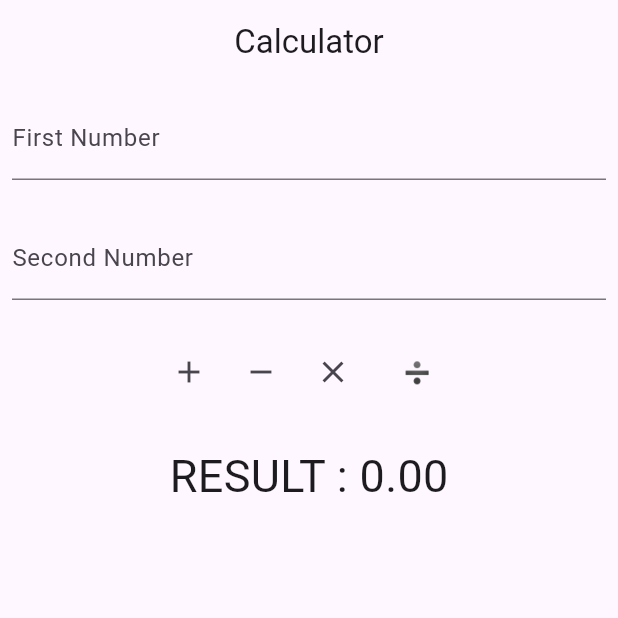
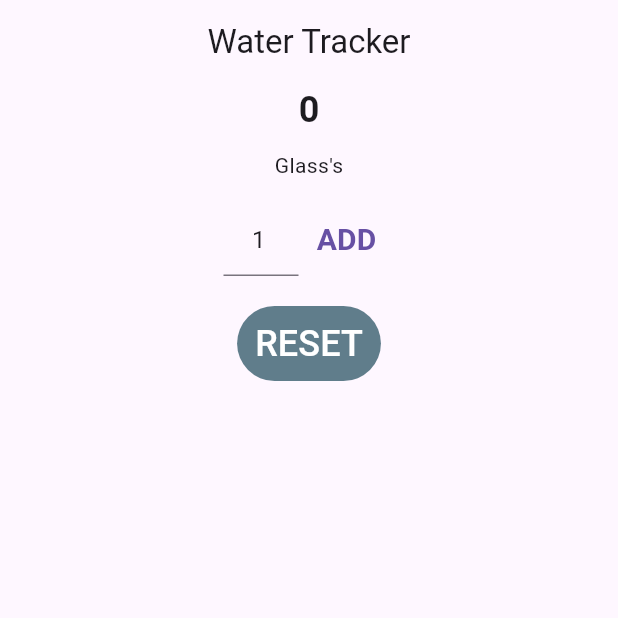
Before and after one commit to farshidalamevan/ostad_flutter_seven_flutter, a Flutter app: the screen it shows after launch, on a phone screen of 412 x 824 dp, the top half of it. Run offline on Flutter 3.47's test engine with Material 3 defaults, Android fonts, the light colour scheme and no system bars.

Commit message:
/// Water Tracker Apps

```diff
--- /dev/null
+++ b/lib/app.dart
@@ -0,0 +1,13 @@
+import 'package:flutter/material.dart';
+import 'package:ostad_flutter_seven_flutter/home_Screen.dart';
+
+class Module13Class1 extends StatelessWidget {
+  const Module13Class1({super.key});
+
+  @override
+  Widget build(BuildContext context) {
+    return MaterialApp(
+      home: HomeScreen(),
+    );
+  }
+}
--- a/lib/homeScreen.dart
+++ /dev/null
@@ -1,130 +0,0 @@
-import 'package:flutter/material.dart';
-
-class HomeScreen extends StatefulWidget {
-  const HomeScreen({super.key});
-
-  @override
-  State<HomeScreen> createState() => _HomeScreenState();
-}
-
-class _HomeScreenState extends State<HomeScreen> {
-  final TextEditingController _firstNumTEController = TextEditingController();
-  final TextEditingController _secondNumTEController = TextEditingController();
-  final GlobalKey<FormState> _formKey = GlobalKey<FormState>();
-
-  double _result = 0;
-
-  @override
-  Widget build(BuildContext context) {
-    return Scaffold(
-      appBar: AppBar(
-        title: const Text('Calculator'),
-        centerTitle: true,
-      ),
-      body: Padding(
-        padding: const EdgeInsets.all(8.0),
-        child: Form(
-          key: _formKey,
-          child: Column(
-            children: [
-              TextFormField(
-                controller: _firstNumTEController,
-                keyboardType: TextInputType.number,
-                decoration: const InputDecoration(
-                  hintText: 'First Number',
-                  labelText: 'First Number',
-                ),
-                validator: (String? value) {
-                  if (value == null || value.isEmpty) {
-                    return 'Enter a value';
-                  }
-                  return null;
-                },
-              ),
-              const SizedBox(height: 24),
-              TextFormField(
-                controller: _secondNumTEController,
-                keyboardType: TextInputType.number,
-                decoration: const InputDecoration(
-                  hintText: 'Second Number',
-                  labelText: 'Second Number',
-                ),
-                validator: (String? value) {
-                  if (value?.isEmpty ?? true) {
-                    /// Another way of Condition
-                    return 'Enter a value';
-                  }
-                  return null;
-                },
-              ),
-              const SizedBox(height: 24),
-              Row(
-                mainAxisAlignment: MainAxisAlignment.center,
-                children: [
-                  IconButton(onPressed: _onTapAdd, icon: const Icon(Icons.add)),
-                  IconButton(
-                      onPressed: _onTapSubtraction,
-                      icon: const Icon(Icons.remove)),
-                  IconButton(
-                      onPressed: _onTapMultiplication,
-                      icon: const Icon(Icons.clear)),
-                  TextButton(onPressed: _onTapDivision, child: const Text('➗')),
-                ],
-              ),
-              const SizedBox(height: 24),
-              Text(
-                'RESULT : ${_result.toStringAsFixed(2)}',
-                style: const TextStyle(fontSize: 30),
-              ),
-            ],
-          ),
-        ),
-      ),
-    );
-  }
-
-  void _onTapAdd() {
-    if (_formKey.currentState!.validate()) {
-      double firstNum = double.tryParse(_firstNumTEController.text) ?? 0;
-      double secondNum = double.tryParse(_secondNumTEController.text) ?? 0;
-      _result = firstNum + secondNum;
-      setState(() {});
-    }
-  }
-
-  void _onTapSubtraction() {
-    if (_formKey.currentState!.validate() == false) {
-      /// Another way of Condition
-      return;
-    }
-    double firstNum = double.tryParse(_firstNumTEController.text) ?? 0;
-    double secondNum = double.tryParse(_secondNumTEController.text) ?? 0;
-    _result = firstNum - secondNum;
-    setState(() {});
-  }
-
-  void _onTapMultiplication() {
-    if (_formKey.currentState!.validate()) {
-      double firstNum = double.tryParse(_firstNumTEController.text) ?? 0;
-      double secondNum = double.tryParse(_secondNumTEController.text) ?? 0;
-      _result = firstNum * secondNum;
-      setState(() {});
-    }
-  }
-
-  void _onTapDivision() {
-    if (_formKey.currentState!.validate()) {
-      double firstNum = double.tryParse(_firstNumTEController.text) ?? 0;
-      double secondNum = double.tryParse(_secondNumTEController.text) ?? 0;
-      _result = firstNum / secondNum;
-      setState(() {});
-    }
-  }
-
-  @override
-  void dispose() {
-    _firstNumTEController.dispose();
-    _secondNumTEController.dispose();
-    super.dispose();
-  }
-}
--- /dev/null
+++ b/lib/home_Screen.dart
@@ -0,0 +1,147 @@
+import 'package:flutter/material.dart';
+
+class HomeScreen extends StatefulWidget {
+  const HomeScreen({super.key});
+
+  @override
+  State<HomeScreen> createState() => _HomeScreenState();
+}
+
+class _HomeScreenState extends State<HomeScreen> {
+  final TextEditingController _glassNoAddTEController =
+      TextEditingController(text: '1');
+
+  List<WaterTracker> waterTrackerList = [];
+
+  @override
+  Widget build(BuildContext context) {
+    return Scaffold(
+      appBar: AppBar(
+        title: const Text('Water Tracker'),
+        centerTitle: true,
+      ),
+      body: Column(
+        crossAxisAlignment: CrossAxisAlignment.center,
+        children: [
+          _buildWaterTrackerCounter(),
+          Expanded(
+            child: _buildWaterTrackerListView(),
+          ),
+        ],
+      ),
+    );
+  }
+
+  Widget _buildWaterTrackerListView() {
+    return ListView.separated(
+      itemCount: waterTrackerList.length,
+      itemBuilder: (context, index) {
+        final WaterTracker waterTracker = waterTrackerList[index];
+        return ListTile(
+          title: Text(
+              '${waterTracker.dateTime.hour}:${waterTracker.dateTime.minute}'),
+          subtitle: Text(
+              '${waterTracker.dateTime.day}-${waterTracker.dateTime.month}-${waterTracker.dateTime.year}'),
+          leading: CircleAvatar(child: Text('${waterTracker.noOfGlass}')),
+          trailing: IconButton(
+            onPressed: () => _onTapDeleteButton(index),
+            icon: const Icon(Icons.delete),
+          ),
+        );
+      },
+      separatorBuilder: (context, index) {
+        return const Divider();
+      },
+    );
+  }
+
+  Widget _buildWaterTrackerCounter() {
+    return Column(
+      children: [
+        Text(
+          getTotalGlassCount().toString(),
+          style: const TextStyle(
+            fontSize: 24,
+            fontWeight: FontWeight.bold,
+          ),
+        ),
+        const SizedBox(height: 10),
+        const Text("Glass's"),
+        const SizedBox(height: 16),
+        Row(
+          mainAxisAlignment: MainAxisAlignment.center,
+          children: [
+            SizedBox(
+              width: 50,
+              child: TextField(
+                textAlign: TextAlign.center,
+                keyboardType: TextInputType.number,
+                controller: _glassNoAddTEController,
+              ),
+            ),
+            TextButton(
+                onPressed: _addNewWaterTrack,
+                child: const Text(
+                  'ADD',
+                  style: TextStyle(
+                    fontSize: 20,
+                    fontWeight: FontWeight.bold,
+                  ),
+                )),
+          ],
+        ),
+        const SizedBox(height: 20),
+        TextButton(
+          onPressed: _clearAllData,
+          style: const ButtonStyle(
+              backgroundColor: WidgetStatePropertyAll(Colors.blueGrey),
+              foregroundColor: WidgetStatePropertyAll(Colors.white)),
+          child: const Text(
+            'RESET',
+            style: TextStyle(fontSize: 24),
+          ),
+        ),
+        const SizedBox(height: 16),
+      ],
+    );
+  }
+
+  int getTotalGlassCount() {
+    int counter = 0;
+    for (WaterTracker t in waterTrackerList) {
+      counter += t.noOfGlass;
+    }
+    return counter;
+  }
+
+  void _addNewWaterTrack() {
+    if (_glassNoAddTEController.text.isEmpty) {
+      _glassNoAddTEController.text = '1';
+    }
+
+    final int noOfGlass = int.tryParse(_glassNoAddTEController.text) ?? 1;
+    WaterTracker waterTracker = WaterTracker(
+      noOfGlass: noOfGlass,
+      dateTime: DateTime.now(),
+    );
+    waterTrackerList.add(waterTracker);
+    setState(() {});
+  }
+
+  void _clearAllData() {
+    waterTrackerList.clear();
+    setState(() {});
+  }
+
+  void _onTapDeleteButton(int index) {
+    waterTrackerList.removeAt(index);
+    setState(() {});
+  }
+}
+
+class WaterTracker {
+  final int noOfGlass;
+  final DateTime dateTime;
+
+  WaterTracker({required this.noOfGlass, required this.dateTime});
+}
--- a/lib/main.dart
+++ b/lib/main.dart
@@ -1,21 +1,7 @@
-/// Calculator Apps
+import 'package:flutter/material.dart';
+import 'package:ostad_flutter_seven_flutter/app.dart';
 
 
-
-import 'package:flutter/material.dart';
-import 'homeScreen.dart';
-
 void main() {
-  runApp(const Module12Class2());
+  runApp(Module13Class1());
 }
-
-class Module12Class2 extends StatelessWidget {
-  const Module12Class2({super.key});
-
-  @override
-  Widget build(BuildContext context) {
-    return const MaterialApp(
-      home: HomeScreen(),
-    );
-  }
-}
```
Also changed, not shown: assets/images/Bangladesh2.jpg (deleted).
